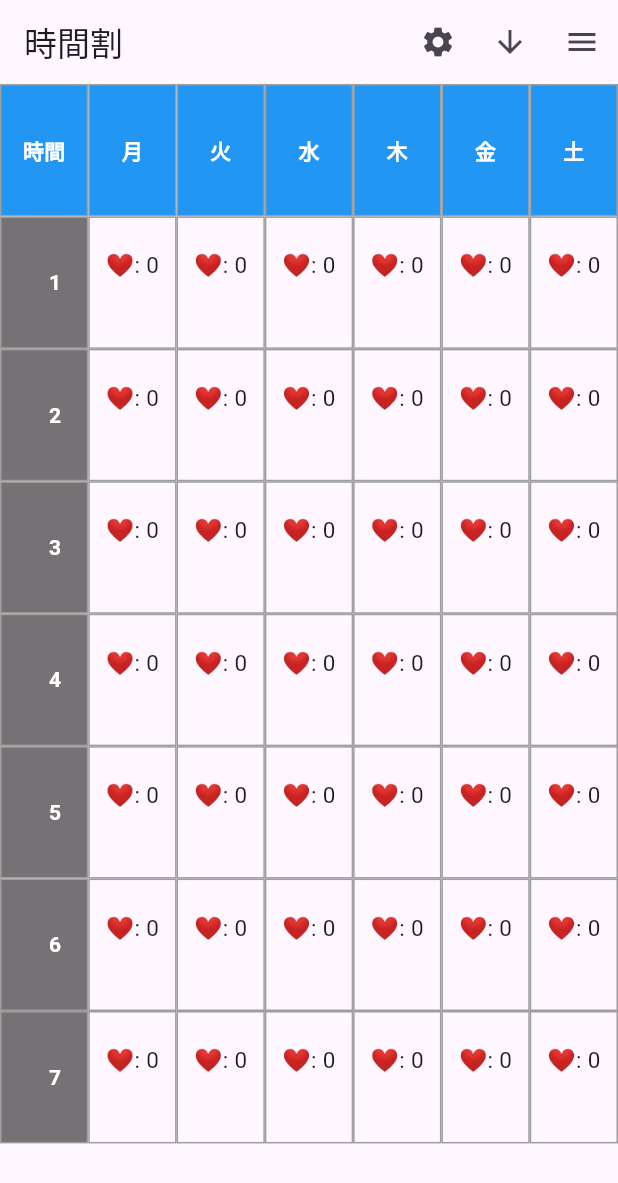
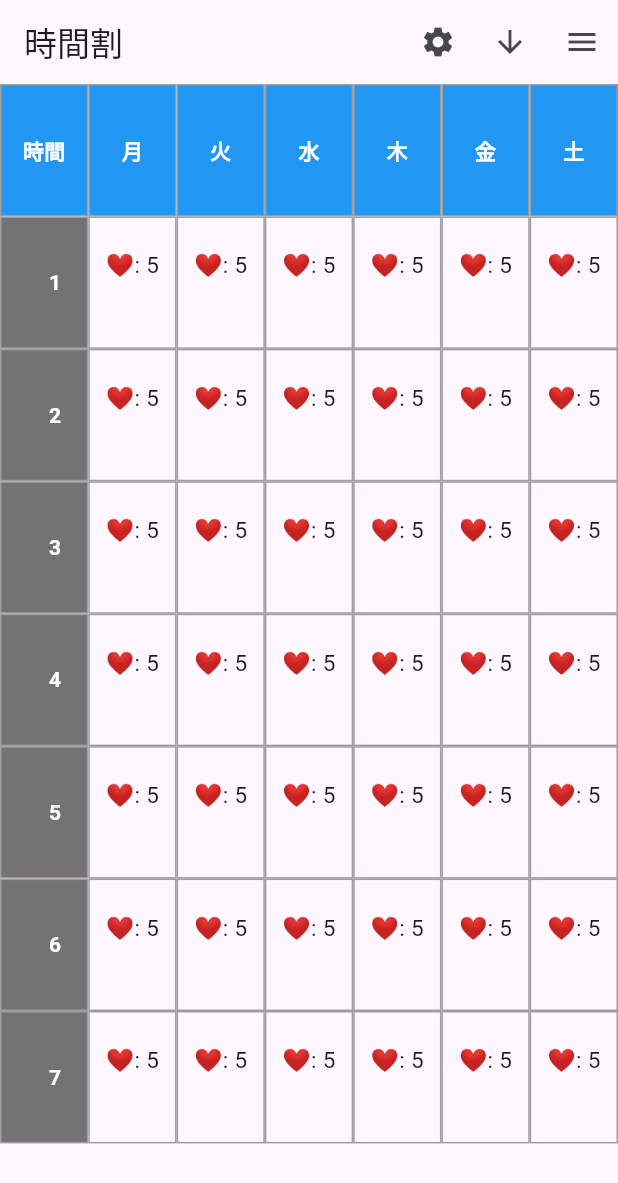
Before and after one commit to hashimo000/schedule_app, a Flutter app: the screen it shows after launch, on a phone screen of 412 x 824 dp. Shown: the top 1183 px of the screen. Run offline on Flutter 3.47's test engine with Material 3 defaults, Android fonts, the light colour scheme and no system bars; our stand-ins replace flutter_riverpod.

Commit message:
残りライフの表示５を基準とした

```diff
--- a/lib/HomePage.dart
+++ b/lib/HomePage.dart
@@ -134,10 +134,12 @@ class TimetableGrid extends ConsumerWidget {
               ),
                child: Consumer(builder: (context, ref, _) {
               final cellData = ref.watch(timetableDataProvider)[index];
+              final RestLife =5 - cellData.counter;
               return Column(
                 children: <Widget>[
+
                   Text(cellData.classname),
-                  Text('❤️: ${cellData.counter}', style: TextStyle(fontSize: 15)),
+                  Text('❤️: ${RestLife}', style: TextStyle(fontSize: 15)),
                 ],
               );
             }
```
